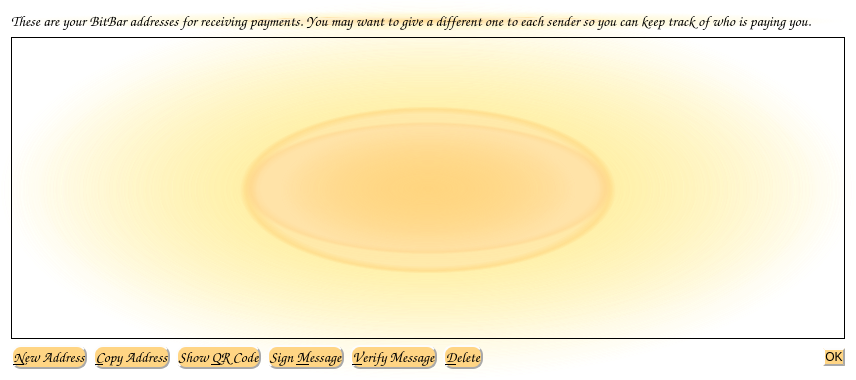
Crypto-Currency/bitbar, file src/qt/forms/addressbookpage.ui: the form before one commit.
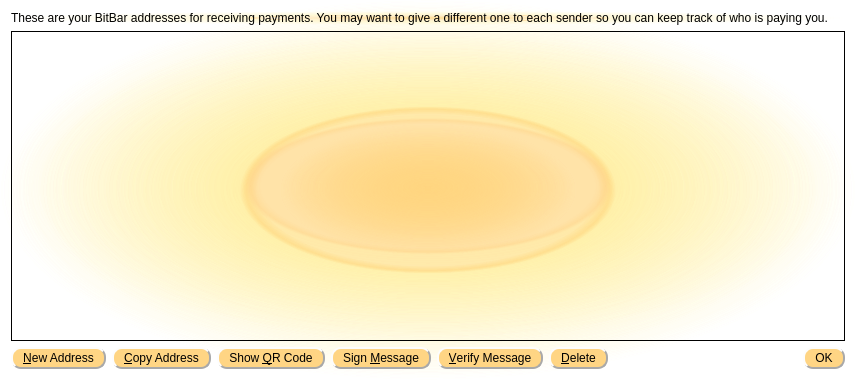
The form after the commit. Icons and pictures are not drawn.

Commit message: more color less round corners.

```diff
--- a/src/qt/forms/addressbookpage.ui
+++ b/src/qt/forms/addressbookpage.ui
@@ -10,22 +10,11 @@
     <height>380</height>
    </rect>
   </property>
-  <property name="font">
-   <font>
-    <family>Comic Sans MS</family>
-    <pointsize>11</pointsize>
-    <weight>50</weight>
-    <italic>false</italic>
-    <bold>false</bold>
-   </font>
-  </property>
   <property name="windowTitle">
    <string>Address Book</string>
   </property>
   <property name="styleSheet">
-   <string notr="true">QWidget{background-color: qradialgradient(spread:pad, cx:0.5, cy:0.5, radius:0.5, fx:0.5, fy:0.5, stop:0 rgba(255, 213,127, 206), stop:0.35 rgba(255, 213,127, 80), stop:0.4 rgba(255, 213,127, 80), stop:0.425 rgba(255, 213, 132, 156), stop:0.44 rgba(255, 233, 128, 80), stop:1 rgba(255, 255, 255, 0)); color yellow; font:11pt 'Comic Sans MS'}
-QPushButton{background-color:rgb(255,213,132); color:black; border-style: outset; border-width: 2px; border-radius: 10px; border-color: darkgrey;font:11pt 'Comic Sans MS'}
-</string>
+   <string notr="true">QWidget{background-color: qradialgradient(spread:pad, cx:0.5, cy:0.5, radius:0.5, fx:0.5, fy:0.5, stop:0 rgba(255, 213,127, 206), stop:0.35 rgba(255, 213,127, 80), stop:0.4 rgba(255, 213,127, 80), stop:0.425 rgba(255, 213, 132, 156), stop:0.44 rgba(255, 233, 128, 80), stop:1 rgba(255, 255, 255, 0)); color yellow} QPushButton{ padding: 2px 10px 2px 10px; background-color:rgb(255,213,132); color:black; border-style: outset; border-width: 2px; border-radius: 10px; border-color: darkgrey}</string>
   </property>
   <layout class="QVBoxLayout" name="verticalLayout">
    <item>
```
The commit also changes 6 other files.
